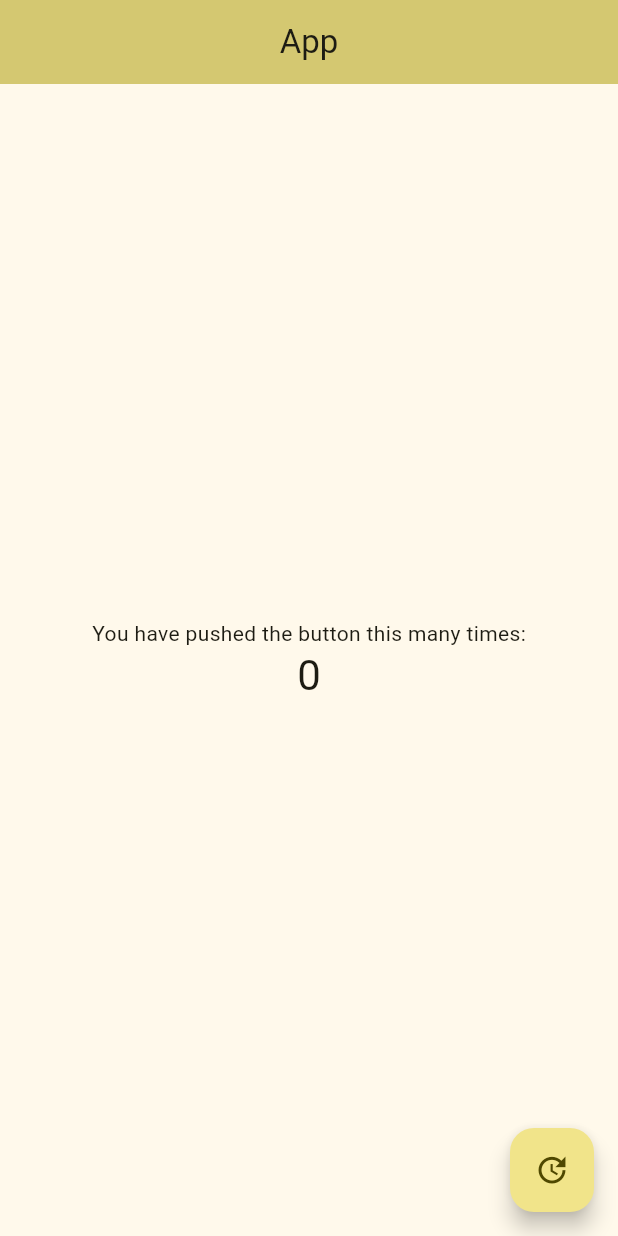
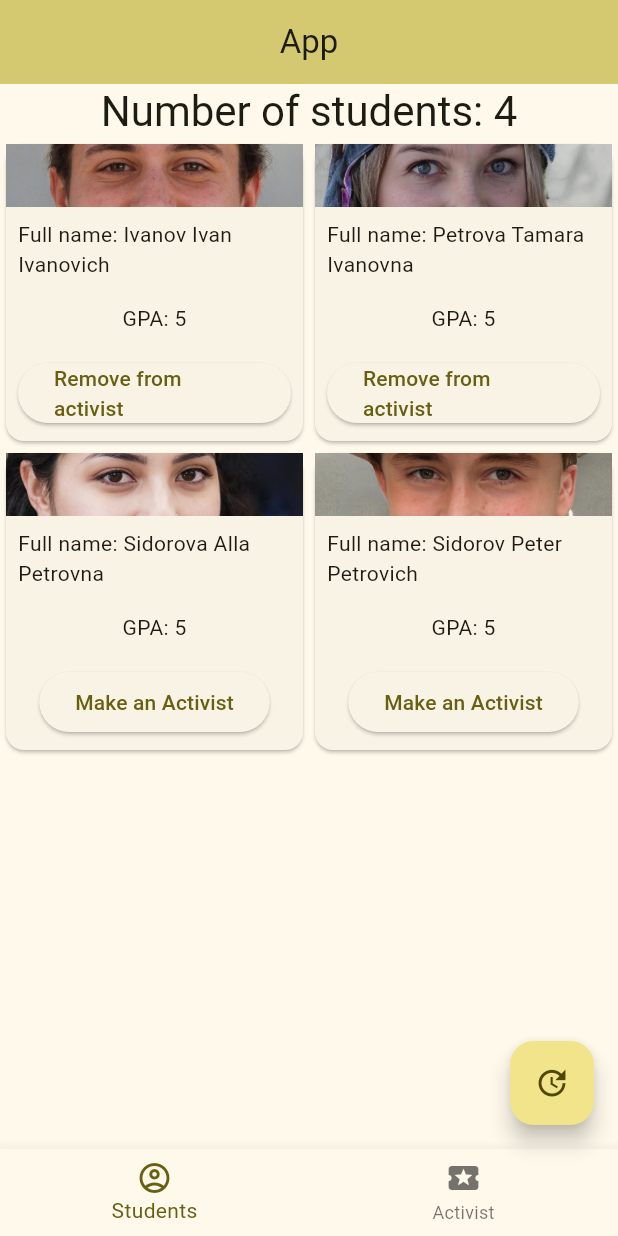
Before and after one commit to zsefvcx/devtools_flutter, a Flutter app: the screen it shows after launch, on a phone screen of 412 x 824 dp. Run offline on Flutter 3.47's test engine with Material 2 defaults, Android fonts, the phone set to English and light mode, and no system bars; our stand-ins replace equatable.

Commit message:
Lesson 20 task1 12%

```diff
--- a/app_for_inspector/lib/domain/entities/students_in_map.dart
+++ b/app_for_inspector/lib/domain/entities/students_in_map.dart
@@ -9,11 +9,21 @@ class BDStudents {
   ///Число студенто в базе
   int get len => _data.length;
 
+  ///Число активистов в базе
+  int get lenAct => _data.values.fold<int>(0, (previousValue, vol) => vol.activist?previousValue=previousValue+1:previousValue);
+
+  ///только ключи активистов
+  String? keyAct(int i) => _data.keys.toList()[i];
+
+  ///Получим ключ по списку
+  String? key(int i) => _data.keys.toList()[i];
+
   ///Читаем из базы
-  Student? gId(int id) => _data[id];
+  Student? gId(String key) => key=='FFFF'?null:_data[key];
 
   ///Добавляем в базу
   bool add({required String key, required Student val}) {
+    if(key=='FFFF') return false;//запрещенно
     Student? valBD =  _data[key];
     if( valBD == null) {
       _data[key] = val;//добавляем
@@ -25,8 +35,9 @@ class BDStudents {
 
   ///Удаляем из базы
   bool rem({required String key}){
-    Student? valBD =  _data[key];
-    if( valBD == null) {
+    if(key=='FFFF') return false;//запрещенно
+    Student? val =  _data[key];
+    if( val == null) {
       return false;//такого нет
     } else {
       _data.remove(key);
@@ -36,6 +47,7 @@ class BDStudents {
 
   ///Меняем в базе
   int mod({required String key, required Student val}){
+    if(key=='FFFF') return -2;//запрещенно
     Student? valBD =  _data[key];
     if( valBD == null) {
       return -1;//такого нет в базу и добавлять не будем
@@ -54,6 +66,7 @@ class BDStudents {
           group: val.group       ==valBD.group       ?null:val.group,
           activist: val.activist    ==valBD.activist    ?null:val.activist,
         );
+
         return 0;//поменяли
       }
     }
@@ -76,7 +89,7 @@ class BDStudents {
     _data.clear();
     //_currentPage = page;
     for (var key in json.keys) {
-
+      if(key == 'FFFF') continue;
       var student = json[key];
       if(student == null){
         throw('Error json recognize. Value for key:$key is empty!');
--- a/app_for_inspector/lib/presentation/main_page.dart
+++ b/app_for_inspector/lib/presentation/main_page.dart
@@ -4,8 +4,10 @@ import 'dart:convert';
 import 'package:flutter/material.dart';
 import 'package:flutter/services.dart';
 
+import '../core/core.dart';
 import '../core/logger.dart';
 import '../domain/domain.dart';
+import 'widget/widgets.dart';
 
 
 class MyHomePage extends StatefulWidget {
@@ -17,30 +19,69 @@ class MyHomePage extends StatefulWidget {
   State<MyHomePage> createState() => _MyHomePageState();
 }
 
-class _MyHomePageState extends State<MyHomePage> {
+class _MyHomePageState extends State<MyHomePage> with TickerProviderStateMixin{
+  late TabController _tabController;
+  int _currentTabIndex = 0;
 
+  bool _isLoading = false;
+  bool _isError = false;
   ///Без домена пока и прочего. Сделаем на последующем этапе
   Future<void> readJson() async {
+    setState(() {
+      _isLoading = false;
+      _isError = false;
+    });
+    await Future.delayed(const Duration(seconds: 1));
     final String response = await rootBundle.loadString('assets/students.json');
     final data = await json.decode(response)['data'];
     if(data == null) {
+      setState(() {
+        _isLoading = false;
+        _isError = true;
+      });
       throw('Error json recognize.Response is empty!');
     } else if (data is Map<String, dynamic>){
       BDStudents.instance().fromJson(data, 0);
       Logger.print(BDStudents.instance().toString(),level: 0, name: 'test show db');
+      setState(() {
+        _isLoading = true;
+      });
     } else {
+      setState(() {
+        _isLoading = false;
+        _isError = true;
+      });
       throw('Error json recognize. Response is not Map<String, dynamic>! :${data.runtimeType}:$data');
     }
   }
 
+  ///Запрос
   void rdb(){
     try {
       BDStudents.instance();
       readJson();
     } catch (e, t){
+      setState(() {
+        _isLoading = false;
+        _isError = true;
+      });
       Logger.print('$e', error: true, level: 1, name: 'e _ readJson()');
       Logger.print('$t', error: true, level: 1, name: 't _ readJson()');
     }
+  }
+
+  @override
+  void initState() {
+    super.initState();
+    _tabController = TabController(length: 2, vsync: this);
+    rdb();
+  }
+
+
+  @override
+  void dispose() {
+    _tabController.dispose();
+    super.dispose();
   }
 
   @override
@@ -51,23 +92,38 @@ class _MyHomePageState extends State<MyHomePage> {
         backgroundColor: Theme.of(context).colorScheme.inversePrimary,
         title: Text(widget.title),
       ),
-      body: Center(
-        child: Column(
-          mainAxisAlignment: MainAxisAlignment.center,
-          children: <Widget>[
-            const Text(
-              'You have pushed the button this many times:',
-            ),
-            Text(
-              '${BDStudents.instance().len}',
-              style: Theme.of(context).textTheme.headlineMedium,
-            ),
-          ],
-        ),
+      bottomNavigationBar: BottomNavigationBar(
+        onTap: (currentIndex) {
+          _tabController.index = currentIndex;
+          setState(() {
+            _currentTabIndex = currentIndex;
+            _tabController.animateTo(_currentTabIndex);
+          });
+        },
+        currentIndex: _currentTabIndex,
+        items: const [
+          BottomNavigationBarItem(
+            icon: Icon(Icons.account_circle),
+            activeIcon: Icon(Icons.account_circle_outlined),
+            label: 'Students',
+          ),
+          BottomNavigationBarItem(
+            icon: Icon(Icons.local_activity),
+            activeIcon: Icon(Icons.local_activity_outlined),
+            label: 'Activist',
+          ),
+        ],
+      ),
+      body: TabBarView(
+        controller: _tabController,
+        children: [
+          StudentsTabView(isLoading: _isLoading, isError: _isError),
+          StudentsTabView(isLoading: _isLoading, isError: _isError, activistOnly: true),
+        ],
       ),
       floatingActionButton: FloatingActionButton(
         onPressed: () => setState(() {
-          rdb();
+          //rdb();
           Logger.print('Press floatingActionButton and setState', level: 0, name: 'test');
         }),
         tooltip: 'setState',
--- /dev/null
+++ b/app_for_inspector/lib/presentation/widget/card_student_widget.dart
@@ -0,0 +1,61 @@
+
+import 'package:flutter/material.dart';
+
+import '../../core/core.dart';
+import '../../domain/domain.dart';
+
+class CardStudentWidget extends StatelessWidget {
+  const CardStudentWidget({
+    super.key,
+    required this.student,
+    required this.keyMarker,
+  });
+
+  final String keyMarker;
+  final Student student;
+
+  @override
+  Widget build(BuildContext context) {
+    final ValueNotifier<bool> activistNotifier = ValueNotifier<bool>(student.activist);
+    return Card(
+      child: SizedBox(
+        child: Column(
+          children: [
+            Expanded(
+              flex: 2,
+              child: SizedBox(
+                width: double.infinity,
+                child: Image.asset(
+                  'assets/images/${student.image}',
+                  fit: BoxFit.cover,
+                ),
+              ),
+            ),
+            Padding(
+              padding: const EdgeInsets.all(8.0),
+              child: Text('Full name: ${student.lastName} ${student.name} ${student.secondName}' ),
+            ),
+            Padding(
+              padding: const EdgeInsets.all(8.0),
+              child: Text('GPA: ${student.averageScore}' ),
+            ),
+            Padding(
+              padding: const EdgeInsets.all(8.0),
+              child: ElevatedButton(onPressed: (){
+                activistNotifier.value = !activistNotifier.value;
+                int res = BDStudents.instance().mod(key: keyMarker, val: student.copyWith(activist: activistNotifier.value));
+                Logger.print('Change status a students ${BDStudents.instance().gId(keyMarker)} with result:$res ', level: 0, name: 'test');
+              }, child: ValueListenableBuilder<bool>(
+                valueListenable:  activistNotifier,
+                builder: (_, value, __) => value
+                    ?const Text('Remove from activist')
+                    :const Text('Make an Activist'),
+              ),
+              ),
+            )
+          ],
+        ),
+      ),
+    );
+  }
+}
--- /dev/null
+++ b/app_for_inspector/lib/presentation/widget/students_tab_view.dart
@@ -0,0 +1,59 @@
+import 'package:flutter/material.dart';
+
+import '../../core/core.dart';
+import '../../domain/domain.dart';
+import 'widgets.dart';
+
+class StudentsTabView extends StatelessWidget {
+  const StudentsTabView({
+    super.key,
+    required bool isLoading,
+    required bool isError,
+    bool activistOnly = false,
+  }) : _isLoading = isLoading, _isError = isError, _activistOnly = activistOnly;
+
+  final bool _isLoading;
+  final bool _isError;
+  final bool _activistOnly;
+
+  @override
+  Widget build(BuildContext context) {
+    return Column(
+      mainAxisAlignment: MainAxisAlignment.center,
+      children: <Widget>[
+        if(_isLoading==false && _isError==false)
+          const Center(child: CircularProgressIndicator(),),
+        if(_isError==true)
+          const Text(
+            'is Error! Try again!',
+          ),
+        if(_isLoading==true && _isError==false)
+          Text(
+            'Number of students: ${_activistOnly?BDStudents.instance().lenAct: BDStudents.instance().len}',
+            style: Theme.of(context).textTheme.headlineMedium,
+          ),
+        if(_isLoading==true && _isError==false)
+          Expanded(
+            child: GridView.count(
+              scrollDirection: Axis.vertical,
+              crossAxisCount: 2,
+              shrinkWrap: true,
+              children: List.generate(
+                   _activistOnly?BDStudents.instance().lenAct: BDStudents.instance().len,
+                    (i) {
+                  String keyMarker = BDStudents.instance().key(i)??'FFFF';
+                  Student? students = BDStudents.instance().gId(keyMarker);
+                  if (students != null) {
+                    return CardStudentWidget(
+                      student: students, keyMarker: keyMarker,);
+                  } else {
+                    throw('Error db students!');
+                  }
+                },
+              ).toList(),
+            ),
+          ),
+      ],
+    );
+  }
+}
--- /dev/null
+++ b/app_for_inspector/lib/presentation/widget/widgets.dart
@@ -0,0 +1,2 @@
+export 'card_student_widget.dart';
+export 'students_tab_view.dart';
```
Also changed, not shown: app_for_inspector/assets/studennts.json (deleted, +0 -48 lines).
